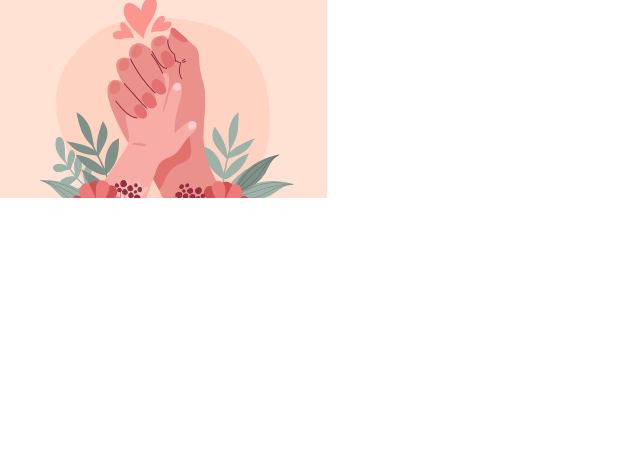
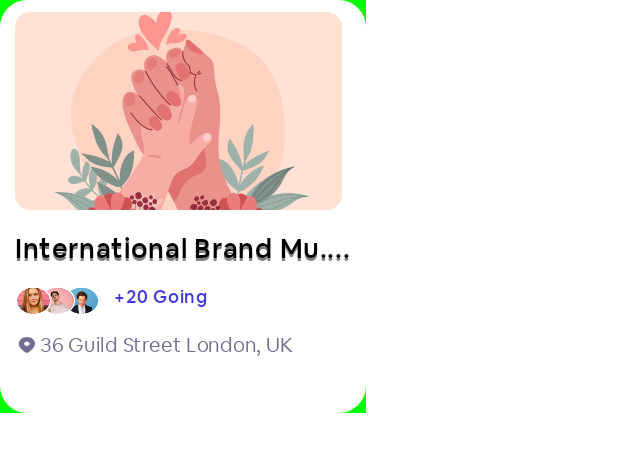
Before and after one commit to mrashidcit/EventBookingApp-Compose-Android, an Android app built with Jetpack Compose: the @Preview function EventCardPreview, on a phone screen of 412 x 824 dp. Shown: the top 452 px of the screen. Run offline under Robolectric (Android 15) with nearby library versions, the phone set to English and light mode, and no system bars; our stand-ins replace constraintlayout-compose; Roboto replaces fonts that are not available here.

Commit message:
EventCard have been completed

```diff
--- a/app/src/main/java/com/rashidsaleem/eventbookingapp/presentation/home/components/EventCard.kt
+++ /dev/null
@@ -1,42 +0,0 @@
-package com.rashidsaleem.eventbookingapp.presentation.home.components
-
-import androidx.compose.foundation.Image
-import androidx.compose.foundation.layout.fillMaxWidth
-import androidx.compose.foundation.layout.height
-import androidx.compose.foundation.layout.width
-import androidx.compose.material3.Surface
-import androidx.compose.runtime.Composable
-import androidx.compose.ui.Modifier
-import androidx.compose.ui.layout.ContentScale
-import androidx.compose.ui.res.painterResource
-import androidx.compose.ui.tooling.preview.Preview
-import androidx.compose.ui.unit.dp
-import androidx.constraintlayout.compose.ConstraintLayout
-import com.rashidsaleem.eventbookingapp.R
-import com.rashidsaleem.eventbookingapp.presentation.ui.theme.EventBookingAppTheme
-
-@Composable
-fun EventCard() {
-    ConstraintLayout(
-        modifier = Modifier
-    ) {
-        Image(
-            modifier = Modifier
-                .width(218.dp)
-                .height(132.dp),
-            painter = painterResource(id = R.drawable.img_card1),
-            contentDescription = null,
-            contentScale = ContentScale.FillBounds
-        )
-    }
-}
-
-@Preview
-@Composable
-fun EventCardPreview() {
-    EventBookingAppTheme {
-        Surface {
-            EventCard()
-        }
-    }
-}
--- /dev/null
+++ b/app/src/main/java/com/rashidsaleem/eventbookingapp/presentation/home/components/eventCard/EventCard.kt
@@ -0,0 +1,153 @@
+package com.rashidsaleem.eventbookingapp.presentation.home.components.eventCard
+
+import androidx.compose.foundation.Image
+import androidx.compose.foundation.background
+import androidx.compose.foundation.layout.Arrangement
+import androidx.compose.foundation.layout.Box
+import androidx.compose.foundation.layout.Column
+import androidx.compose.foundation.layout.Row
+import androidx.compose.foundation.layout.Spacer
+import androidx.compose.foundation.layout.height
+import androidx.compose.foundation.layout.offset
+import androidx.compose.foundation.layout.padding
+import androidx.compose.foundation.layout.size
+import androidx.compose.foundation.layout.width
+import androidx.compose.foundation.shape.CircleShape
+import androidx.compose.foundation.shape.RoundedCornerShape
+import androidx.compose.material3.Icon
+import androidx.compose.material3.Surface
+import androidx.compose.runtime.Composable
+import androidx.compose.ui.Alignment
+import androidx.compose.ui.Modifier
+import androidx.compose.ui.draw.alpha
+import androidx.compose.ui.draw.clip
+import androidx.compose.ui.draw.shadow
+import androidx.compose.ui.graphics.Color
+import androidx.compose.ui.layout.ContentScale
+import androidx.compose.ui.res.painterResource
+import androidx.compose.ui.text.font.FontWeight
+import androidx.compose.ui.tooling.preview.Preview
+import androidx.compose.ui.unit.dp
+import androidx.compose.ui.unit.sp
+import androidx.constraintlayout.compose.ConstraintLayout
+import com.rashidsaleem.eventbookingapp.R
+import com.rashidsaleem.eventbookingapp.presentation.common.components.AppText
+import com.rashidsaleem.eventbookingapp.presentation.ui.theme.Black3
+import com.rashidsaleem.eventbookingapp.presentation.ui.theme.Blue7
+import com.rashidsaleem.eventbookingapp.presentation.ui.theme.EventBookingAppTheme
+import com.rashidsaleem.eventbookingapp.presentation.ui.theme.Gray6
+import com.rashidsaleem.eventbookingapp.presentation.ui.theme.SunsetOrange
+
+@Composable
+fun EventCard() {
+    Column(
+        modifier = Modifier
+            .background(color = Color.White, shape = RoundedCornerShape(18.dp))
+            .padding(horizontal = 10.dp, vertical = 8.dp)
+    ) {
+        ImageContainer()
+        Spacer(Modifier.height(14.dp))
+        Box() {
+            AppText(
+                modifier = Modifier
+                    .offset(
+                        x = 0.dp,
+                        y = 2.dp
+                    )
+                    .alpha(0.50f),
+                text = "International Brand Mu....",
+                fontSize = 18.sp,
+                fontWeight = FontWeight.Medium,
+                color = Color.Black,
+            )
+            AppText(
+                modifier = Modifier,
+                text = "International Brand Mu....",
+                fontSize = 18.sp,
+                fontWeight = FontWeight.Medium,
+                color = Color.Black,
+            )
+        }
+        Spacer(Modifier.height(8.1.dp))
+        // Going
+        Row(
+//            modifier = Modifier.background(Color.Green),
+            verticalAlignment = Alignment.Bottom,
+        ) {
+            Box(
+            ) {
+                // Img 3
+                Image(
+                    modifier = Modifier
+                        .padding(start = (16 * 2).dp)
+                        .width(24.dp)
+                        .height(19.43.dp)
+                        .clip(CircleShape),
+                    painter = painterResource(id = R.drawable.img_going_3),
+                    contentDescription = null,
+                    contentScale = ContentScale.FillBounds,
+                )
+                // Img 2
+                Image(
+                    modifier = Modifier
+                        .padding(start = 16.dp)
+                        .width(24.dp)
+                        .height(19.43.dp)
+                        .clip(CircleShape),
+                    painter = painterResource(id = R.drawable.img_going_2),
+                    contentDescription = null,
+                    contentScale = ContentScale.FillBounds,
+                )
+                // Img 1
+                Image(
+                    modifier = Modifier
+                        .width(24.dp)
+                        .height(19.43.dp)
+                        .clip(CircleShape),
+                    painter = painterResource(id = R.drawable.img_going_1),
+                    contentDescription = null,
+                    contentScale = ContentScale.FillBounds,
+                )
+            }
+            Spacer(modifier = Modifier.width(10.dp))
+            AppText(
+                text = "+20 Going",
+                fontSize = 12.sp,
+                fontWeight = FontWeight.Medium,
+                color = Blue7
+            )
+        }
+        Spacer(Modifier.height(8.1.dp))
+        Row(
+            verticalAlignment = Alignment.CenterVertically,
+        ) {
+            Image(
+                modifier = Modifier
+                    .width(16.dp)
+                    .height(12.95.dp),
+                painter = painterResource(id = R.drawable.ic_location_on),
+                contentDescription = null,
+            )
+            Spacer(modifier = Modifier.width(0.81.dp))
+            AppText(
+                text = "36 Guild Street London, UK",
+                fontSize = 13.sp,
+                color = Gray6,
+            )
+        }
+        Spacer(Modifier.height((33 - 8).dp))
+    }
+}
+
+
+@Preview
+@Composable
+fun EventCardPreview() {
+    EventBookingAppTheme {
+        Surface(
+            color = Color.Green,
+        ) {
+            EventCard()
+        }
+    }
+}
--- /dev/null
+++ b/app/src/main/java/com/rashidsaleem/eventbookingapp/presentation/home/components/eventCard/ImageContainer.kt
@@ -0,0 +1,91 @@
+package com.rashidsaleem.eventbookingapp.presentation.home.components.eventCard
+
+import androidx.compose.foundation.Image
+import androidx.compose.foundation.background
+import androidx.compose.foundation.layout.Arrangement
+import androidx.compose.foundation.layout.Column
+import androidx.compose.foundation.layout.height
+import androidx.compose.foundation.layout.padding
+import androidx.compose.foundation.layout.size
+import androidx.compose.foundation.layout.width
+import androidx.compose.foundation.shape.RoundedCornerShape
+import androidx.compose.material3.Icon
+import androidx.compose.runtime.Composable
+import androidx.compose.ui.Alignment
+import androidx.compose.ui.Modifier
+import androidx.compose.ui.draw.clip
+import androidx.compose.ui.graphics.Color
+import androidx.compose.ui.layout.ContentScale
+import androidx.compose.ui.res.painterResource
+import androidx.compose.ui.text.font.FontWeight
+import androidx.compose.ui.unit.dp
+import androidx.compose.ui.unit.sp
+import androidx.constraintlayout.compose.ConstraintLayout
+import com.rashidsaleem.eventbookingapp.R
+import com.rashidsaleem.eventbookingapp.presentation.common.components.AppText
+import com.rashidsaleem.eventbookingapp.presentation.ui.theme.SunsetOrange
+
+@Composable
+fun ImageContainer() {
+    ConstraintLayout(
+        modifier = Modifier
+            .clip(RoundedCornerShape(10.dp)),
+    ) {
+
+        val (date, bookmark) = createRefs()
+
+        Image(
+            modifier = Modifier
+                .width(218.dp)
+                .height(132.dp),
+            painter = painterResource(id = R.drawable.img_card1),
+            contentDescription = null,
+            contentScale = ContentScale.FillBounds
+        )
+
+        Column(
+            modifier = Modifier
+                .background(color = Color.White, shape = RoundedCornerShape(10.dp))
+                .padding(horizontal = 6.dp, vertical = 6.dp)
+                .constrainAs(date) {
+                    start.linkTo(parent.start, 7.dp)
+                    top.linkTo(parent.top, 9.dp)
+                },
+            horizontalAlignment = Alignment.CenterHorizontally,
+        ) {
+            AppText(
+                text = "10",
+                color = SunsetOrange,
+                fontSize = 12.sp,
+                fontWeight = FontWeight.Bold,
+            )
+            AppText(
+                text = "JUNE",
+                color = SunsetOrange,
+                fontSize = 10.sp,
+            )
+
+        }
+
+        Column(
+            modifier = Modifier
+                .size(30.dp)
+                .background(color = Color.White, shape = RoundedCornerShape(7.dp))
+                .constrainAs(bookmark) {
+                    end.linkTo(parent.end, 9.dp)
+                    top.linkTo(parent.top, 9.dp)
+                },
+            horizontalAlignment = Alignment.CenterHorizontally,
+            verticalArrangement = Arrangement.Center,
+        ) {
+            Icon(
+                modifier = Modifier.size(14.1.dp),
+                painter = painterResource(id = R.drawable.ic_bookmark),
+                contentDescription = null,
+                tint = SunsetOrange
+            )
+        }
+
+
+    }
+}
--- a/app/src/main/java/com/rashidsaleem/eventbookingapp/presentation/ui/theme/Color.kt
+++ b/app/src/main/java/com/rashidsaleem/eventbookingapp/presentation/ui/theme/Color.kt
@@ -22,14 +22,17 @@ val Blue3 = Color(0xFF4A43EC)
 val Blue4 = Color(0xFF7974E7)
 val Blue5 = Color(0xFFA29EF0)
 val Blue6 = Color(0xFF5D56F3)
+val Blue7 = Color(0xFF3F38DD)
 val Black = Color(0xFF000000)
 val Black1 = Color(0xFF37364A)
 val Black2 = Color(0xFF120D26)
+val Black3 = Color(0xFF2B2849)
 val Gray1 = Color(0xFF747688)
 val Gray2 = Color(0xFFE4DFDF)
 val Gray3 = Color(0xFF807A7A)
 val Gray4 = Color(0xFF9D9898)
 val Gray5 = Color(0xFFF4F4FE)
+val Gray6 = Color(0xFF716E90)
 val SunsetOrange = Color(0xFFF0635A)
 val AtomicTangerine = Color(0xFFF59762)
 val MountainMeadow = Color(0xFF29D697)
--- a/app/src/main/res/drawable/ic_bookmark.xml
+++ b/app/src/main/res/drawable/ic_bookmark.xml
@@ -1,13 +1,14 @@
 <vector xmlns:android="http://schemas.android.com/apk/res/android"
-    android:width="23dp"
-    android:height="23dp"
-    android:viewportWidth="23"
-    android:viewportHeight="23">
+    android:width="15dp"
+    android:height="14dp"
+    android:viewportWidth="15"
+    android:viewportHeight="14">
   <path
-      android:pathData="M18.208,20.125L11.5,15.333L4.792,20.125V4.792C4.792,4.283 4.994,3.796 5.353,3.436C5.712,3.077 6.2,2.875 6.708,2.875H16.292C16.8,2.875 17.288,3.077 17.647,3.436C18.006,3.796 18.208,4.283 18.208,4.792V20.125Z"
+      android:pathData="M6.789,10.978L2.743,13.049C2.419,13.206 2.021,13.095 1.843,12.798C1.792,12.706 1.764,12.605 1.762,12.501V3.325C1.762,1.575 3.042,0.875 4.885,0.875H9.212C10.998,0.875 12.335,1.528 12.335,3.208V12.501C12.335,12.666 12.264,12.825 12.139,12.942C12.014,13.059 11.844,13.125 11.667,13.125C11.554,13.123 11.442,13.097 11.342,13.049L7.27,10.978C7.12,10.903 6.939,10.903 6.789,10.978Z"
       android:strokeLineJoin="round"
       android:strokeWidth="1.5"
-      android:fillColor="#00000000"
-      android:strokeColor="#767676"
+      android:fillColor="#EB5757"
+      android:fillType="evenOdd"
+      android:strokeColor="#EB5757"
       android:strokeLineCap="round"/>
 </vector>
--- /dev/null
+++ b/app/src/main/res/drawable/ic_location_on.xml
@@ -0,0 +1,16 @@
+<vector xmlns:android="http://schemas.android.com/apk/res/android"
+    android:width="16dp"
+    android:height="14dp"
+    android:viewportWidth="16"
+    android:viewportHeight="14">
+  <group>
+    <clip-path
+        android:pathData="M0,0.238h16v12.952h-16z"/>
+    <path
+        android:pathData="M14,5.635C14,8.476 10.607,11.012 8.924,12.095C8.357,12.459 7.643,12.459 7.076,12.095C5.393,11.012 2,8.476 2,5.635C2,4.347 2.632,3.111 3.757,2.2C4.883,1.29 6.409,0.778 8,0.778C9.591,0.778 11.117,1.29 12.243,2.2C13.368,3.111 14,4.347 14,5.635Z"
+        android:fillColor="#716E90"/>
+    <path
+        android:pathData="M8,7.254C9.105,7.254 10,6.529 10,5.635C10,4.741 9.105,4.016 8,4.016C6.895,4.016 6,4.741 6,5.635C6,6.529 6.895,7.254 8,7.254Z"
+        android:fillColor="#ffffff"/>
+  </group>
+</vector>
```
Also changed, not shown: app/src/main/res/drawable/img_going_1.png (added), app/src/main/res/drawable/img_going_2.png (added), app/src/main/res/drawable/img_going_3.png (added).
